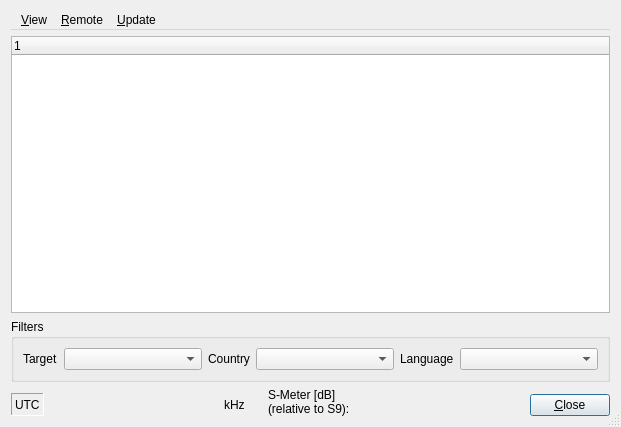
This is dream/src/GUI-QT/StationsDlgbase.ui in mmjee/dream-patched as Qt 5 draws it before an edit. The edited form follows.
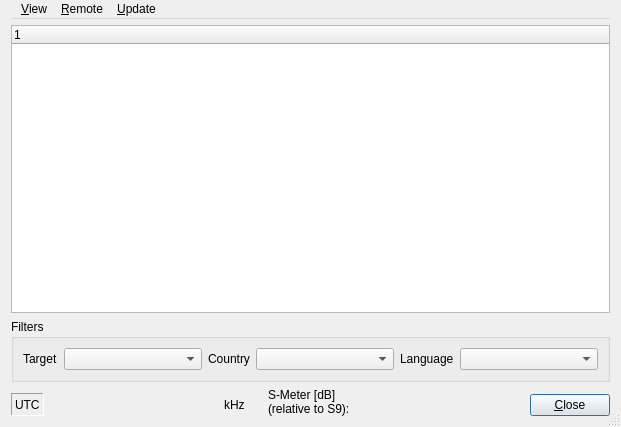
This is the edited form. Icons and pictures are not drawn. Custom widgets are drawn as their Qt base class.

What changed in the file:
```diff
--- a/dream/src/GUI-QT/StationsDlgbase.ui
+++ b/dream/src/GUI-QT/StationsDlgbase.ui
@@ -17,6 +17,9 @@
    <bool>true</bool>
   </property>
   <layout class="QVBoxLayout" name="verticalLayout_3">
+   <property name="topMargin">
+    <number>0</number>
+   </property>
    <item>
     <widget class="QMenuBar" name="menubar">
      <widget class="QMenu" name="menuView">
```
Left out of the diff: 4 changed lines with no effect on the pictures.
